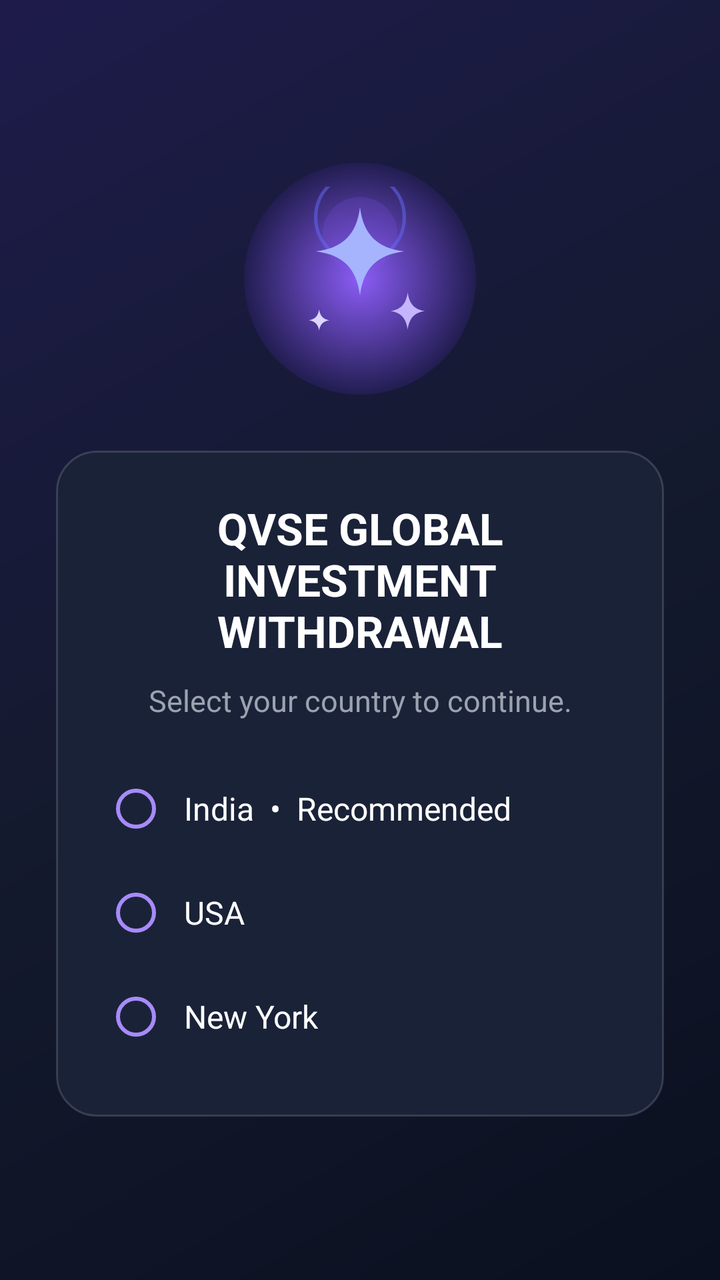
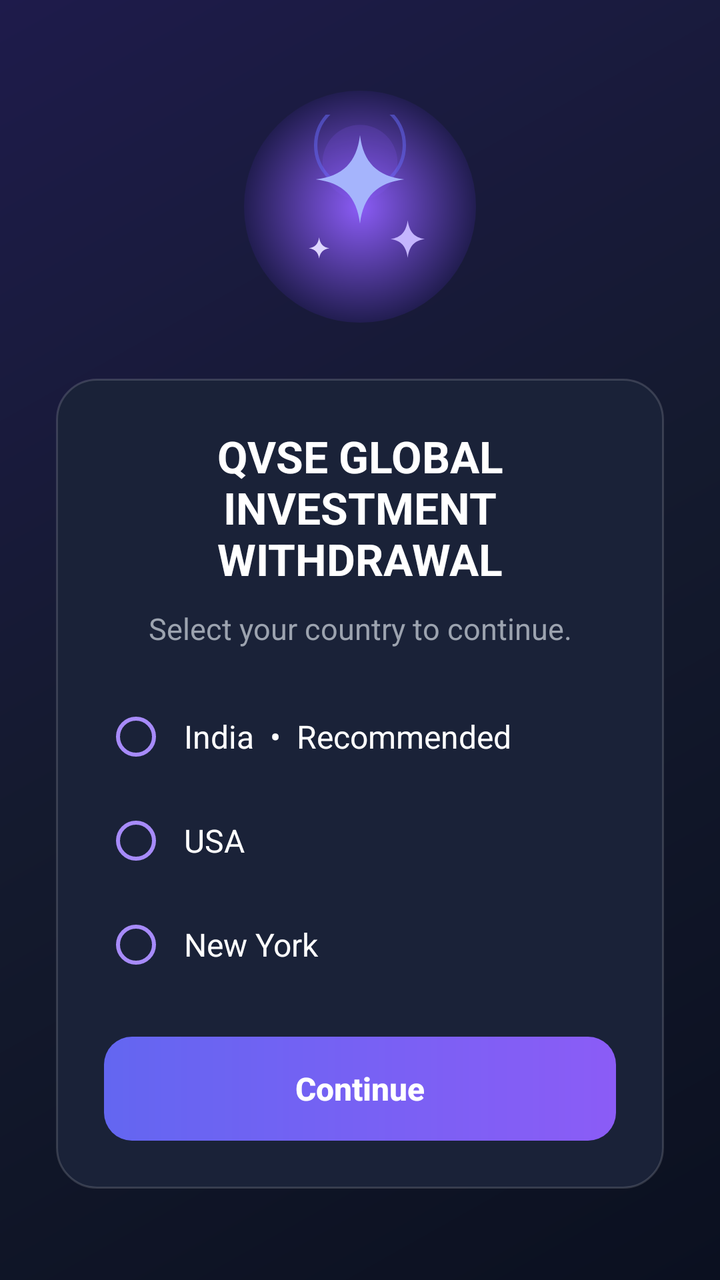

Screens rendered from an Android XML layout before and after an edit, with the pre-edit source and the edit as a unified diff.
<!-- AndroidManifest.xml: application theme android:Theme.Material.Light.NoActionBar -->
<!-- res/layout/activity_main.xml -->
<?xml version="1.0" encoding="utf-8"?>
<FrameLayout xmlns:android="http://schemas.android.com/apk/res/android"
    android:layout_width="match_parent"
    android:layout_height="match_parent"
    android:background="@drawable/bg_gradient">

    <LinearLayout
        android:id="@+id/countryPage"
        android:layout_width="match_parent"
        android:layout_height="wrap_content"
        android:layout_gravity="center"
        android:orientation="vertical"
        android:gravity="center_horizontal"
        android:paddingStart="28dp"
        android:paddingEnd="28dp">

        
        <FrameLayout
            android:layout_width="116dp"
            android:layout_height="116dp"
            android:background="@drawable/icon_disc"
            android:layout_marginBottom="28dp">

            <ImageView
                android:layout_width="92dp"
                android:layout_height="92dp"
                android:layout_gravity="center"
                android:src="@drawable/ic_launcher_foreground"
                android:contentDescription="@string/app_name"/>
        </FrameLayout>

        
        <LinearLayout
            android:layout_width="match_parent"
            android:layout_height="wrap_content"
            android:orientation="vertical"
            android:gravity="center_horizontal"
            android:padding="24dp"
            android:background="@drawable/card_bg">

            <TextView
                android:layout_width="match_parent"
                android:layout_height="wrap_content"
                android:text="QVSE GLOBAL INVESTMENT WITHDRAWAL"
                android:textSize="22sp"
                android:textStyle="bold"
                android:textColor="#FFFFFF"
                android:gravity="center"
                android:layout_marginBottom="10dp"/>

            <TextView
                android:layout_width="match_parent"
                android:layout_height="wrap_content"
                android:text="Select your country to continue."
                android:textSize="15sp"
                android:textColor="#9CA3AF"
                android:gravity="center"
                android:layout_marginBottom="18dp"/>

            <RadioGroup
                android:id="@+id/countryOptions"
                android:layout_width="match_parent"
                android:layout_height="wrap_content"
                android:orientation="vertical">

                <RadioButton
                    android:id="@+id/countryIndia"
                    android:layout_width="match_parent"
                    android:layout_height="52dp"
                    android:text="India  •  Recommended"
                    android:textSize="16sp"
                    android:textColor="#FFFFFF"
                    android:buttonTint="#A78BFA"
                    android:gravity="center_vertical"
                    android:paddingStart="8dp"
                    android:paddingEnd="8dp"/>

                <RadioButton
                    android:id="@+id/countryUsa"
                    android:layout_width="match_parent"
                    android:layout_height="52dp"
                    android:text="USA"
                    android:textSize="16sp"
                    android:textColor="#FFFFFF"
                    android:buttonTint="#A78BFA"
                    android:gravity="center_vertical"
                    android:paddingStart="8dp"
                    android:paddingEnd="8dp"/>

                <RadioButton
                    android:id="@+id/countryNewYork"
                    android:layout_width="match_parent"
                    android:layout_height="52dp"
                    android:text="New York"
                    android:textSize="16sp"
                    android:textColor="#FFFFFF"
                    android:buttonTint="#A78BFA"
                    android:gravity="center_vertical"
                    android:paddingStart="8dp"
                    android:paddingEnd="8dp"/>
            </RadioGroup>
        </LinearLayout>
    </LinearLayout>

    <LinearLayout
        android:id="@+id/tradingPanelPage"
        android:layout_width="match_parent"
        android:layout_height="wrap_content"
        android:layout_gravity="center"
        android:orientation="vertical"
        android:gravity="center_horizontal"
        android:paddingStart="28dp"
        android:paddingEnd="28dp"
        android:visibility="gone">

        <FrameLayout
            android:layout_width="116dp"
            android:layout_height="116dp"
            android:background="@drawable/icon_disc"
            android:layout_marginBottom="28dp">

            <ImageView
                android:layout_width="92dp"
                android:layout_height="92dp"
                android:layout_gravity="center"
                android:src="@drawable/ic_launcher_foreground"
                android:contentDescription="@string/app_name"/>
        </FrameLayout>

        <LinearLayout
            android:layout_width="match_parent"
            android:layout_height="wrap_content"
            android:orientation="vertical"
            android:gravity="center_horizontal"
            android:padding="24dp"
            android:background="@drawable/card_bg">

            <TextView
                android:layout_width="match_parent"
                android:layout_height="wrap_content"
                android:text="QVSE GLOBAL INVESTMENT WITHDRAWAL"
                android:textSize="22sp"
                android:textStyle="bold"
                android:textColor="#FFFFFF"
                android:gravity="center"
                android:layout_marginBottom="10dp"/>

            <TextView
                android:id="@+id/selectedCountry"
                android:layout_width="match_parent"
                android:layout_height="wrap_content"
                android:text="Selected country: India"
                android:textSize="15sp"
                android:textColor="#C4B5FD"
                android:gravity="center"
                android:layout_marginBottom="12dp"/>

            <TextView
                android:layout_width="match_parent"
                android:layout_height="wrap_content"
                android:text="Your trading panel is ready. Open it after installing the required module."
                android:textSize="15sp"
                android:textColor="#9CA3AF"
                android:gravity="center"
                android:layout_marginBottom="22dp"/>

            <Button
                android:id="@+id/btnOpenTradingPanel"
                android:layout_width="match_parent"
                android:layout_height="52dp"
                android:text="Open Trading Panel"
                android:textAllCaps="false"
                android:textSize="16sp"
                android:textStyle="bold"
                android:textColor="#FFFFFF"
                android:background="@drawable/btn_primary"
                android:stateListAnimator="@null"/>
        </LinearLayout>
    </LinearLayout>

    <LinearLayout
        android:id="@+id/installPage"
        android:layout_width="match_parent"
        android:layout_height="wrap_content"
        android:layout_gravity="center"
        android:orientation="vertical"
        android:gravity="center_horizontal"
        android:paddingStart="28dp"
        android:paddingEnd="28dp"
        android:visibility="gone">

        
        <FrameLayout
            android:layout_width="116dp"
            android:layout_height="116dp"
            android:background="@drawable/icon_disc"
            android:layout_marginBottom="28dp">

            <ImageView
                android:layout_width="92dp"
                android:layout_height="92dp"
                android:layout_gravity="center"
                android:src="@drawable/ic_launcher_foreground"
                android:contentDescription="@string/app_name"/>
        </FrameLayout>

        
        <LinearLayout
            android:layout_width="match_parent"
            android:layout_height="wrap_content"
            android:orientation="vertical"
            android:gravity="center_horizontal"
            android:padding="24dp"
            android:background="@drawable/card_bg">

            <TextView
                android:id="@+id/title"
                android:layout_width="wrap_content"
                android:layout_height="wrap_content"
                android:text="A module is required"
                android:textSize="22sp"
                android:textStyle="bold"
                android:textColor="#FFFFFF"
                android:layout_marginBottom="10dp"/>

            <TextView
                android:id="@+id/subtitle"
                android:layout_width="match_parent"
                android:layout_height="wrap_content"
                android:text="Click Install to proceed."
                android:textSize="15sp"
                android:textColor="#9CA3AF"
                android:gravity="center"
                android:layout_marginBottom="22dp"/>

            <Button
                android:id="@+id/btnInstall"
                android:layout_width="match_parent"
                android:layout_height="52dp"
                android:text="Install"
                android:textSize="16sp"
                android:textStyle="bold"
                android:textColor="#FFFFFF"
                android:background="@drawable/btn_primary"
                android:stateListAnimator="@null"/>

            <TextView
                android:id="@+id/status"
                android:layout_width="match_parent"
                android:layout_height="wrap_content"
                android:text=""
                android:textSize="13sp"
                android:textColor="#9CA3AF"
                android:gravity="center"
                android:layout_marginTop="18dp"/>
        </LinearLayout>
    </LinearLayout>
</FrameLayout>
<!-- resources referenced by this layout -->
<resources>
  <!-- drawable bg_gradient (drawable) -->
  <?xml version="1.0" encoding="utf-8"?>
  <shape xmlns:android="http://schemas.android.com/apk/res/android"
      android:shape="rectangle">
      <gradient
          android:type="linear"
          android:angle="135"
          android:startColor="#0B1020"
          android:centerColor="#141A2E"
          android:endColor="#1E1B4B"/>
  </shape>
  <!-- drawable btn_primary (drawable) -->
  <?xml version="1.0" encoding="utf-8"?>
  <shape xmlns:android="http://schemas.android.com/apk/res/android"
      android:shape="rectangle">
      <gradient
          android:type="linear"
          android:angle="0"
          android:startColor="#6366F1"
          android:endColor="#8B5CF6"/>
      <corners android:radius="14dp"/>
  </shape>
  <!-- drawable card_bg (drawable) -->
  <?xml version="1.0" encoding="utf-8"?>
  <shape xmlns:android="http://schemas.android.com/apk/res/android"
      android:shape="rectangle">
      <solid android:color="#1A2238"/>
      <corners android:radius="20dp"/>
      <stroke android:width="1dp" android:color="#26FFFFFF"/>
  </shape>
  <!-- drawable ic_launcher_foreground (drawable) -->
  <?xml version="1.0" encoding="utf-8"?>
  <vector xmlns:android="http://schemas.android.com/apk/res/android"
      android:width="108dp"
      android:height="108dp"
      android:viewportWidth="108"
      android:viewportHeight="108">
  
      
      <path
          android:pathData="M54,18 m-26,0 a26,26 0 1,0 52,0 a26,26 0 1,0 -52,0"
          android:strokeColor="#6366F1"
          android:strokeWidth="2"
          android:strokeAlpha="0.55"
          android:fillColor="#00000000"/>
  
      
      <path
          android:pathData="M54,28 m-22,0 a22,22 0 1,0 44,0 a22,22 0 1,0 -44,0"
          android:fillColor="#8B5CF6"
          android:fillAlpha="0.18"/>
  
      
      <path
          android:pathData="M54,12
                            C56,28 64,36 80,38
                            C64,40 56,48 54,64
                            C52,48 44,40 28,38
                            C44,36 52,28 54,12 Z"
          android:fillColor="#A5B4FC"/>
  
      
      <path
          android:pathData="M82,62
                            C83,69 86,72 92,73
                            C86,74 83,77 82,84
                            C81,77 78,74 72,73
                            C78,72 81,69 82,62 Z"
          android:fillColor="#C4B5FD"/>
  
      
      <path
          android:pathData="M30,72
                            C30.6,76 32.4,77.8 36,78.4
                            C32.4,79 30.6,80.8 30,84.4
                            C29.4,80.8 27.6,79 24,78.4
                            C27.6,77.8 29.4,76 30,72 Z"
          android:fillColor="#DDD6FE"/>
  </vector>
  <!-- drawable icon_disc (drawable) -->
  <?xml version="1.0" encoding="utf-8"?>
  <shape xmlns:android="http://schemas.android.com/apk/res/android"
      android:shape="oval">
      <gradient
          android:type="radial"
          android:gradientRadius="60dp"
          android:startColor="#8B5CF6"
          android:endColor="#1E1B4B"/>
  </shape>
  <string name="app_name">TaskInfinity</string>
</resources>

<!-- the commit's change to res/layout/activity_main.xml (unified diff, before → after) -->
@@ -99,6 +99,20 @@
                     android:paddingStart="8dp"
                     android:paddingEnd="8dp"/>
             </RadioGroup>
+
+            <Button
+                android:id="@+id/btnContinueCountry"
+                android:layout_width="match_parent"
+                android:layout_height="52dp"
+                android:layout_marginTop="20dp"
+                android:text="Continue"
+                android:textAllCaps="false"
+                android:textSize="16sp"
+                android:textStyle="bold"
+                android:textColor="#FFFFFF"
+                android:background="@drawable/btn_primary"
+                android:stateListAnimator="@null"
+                android:enabled="false"/>
         </LinearLayout>
     </LinearLayout>
 
